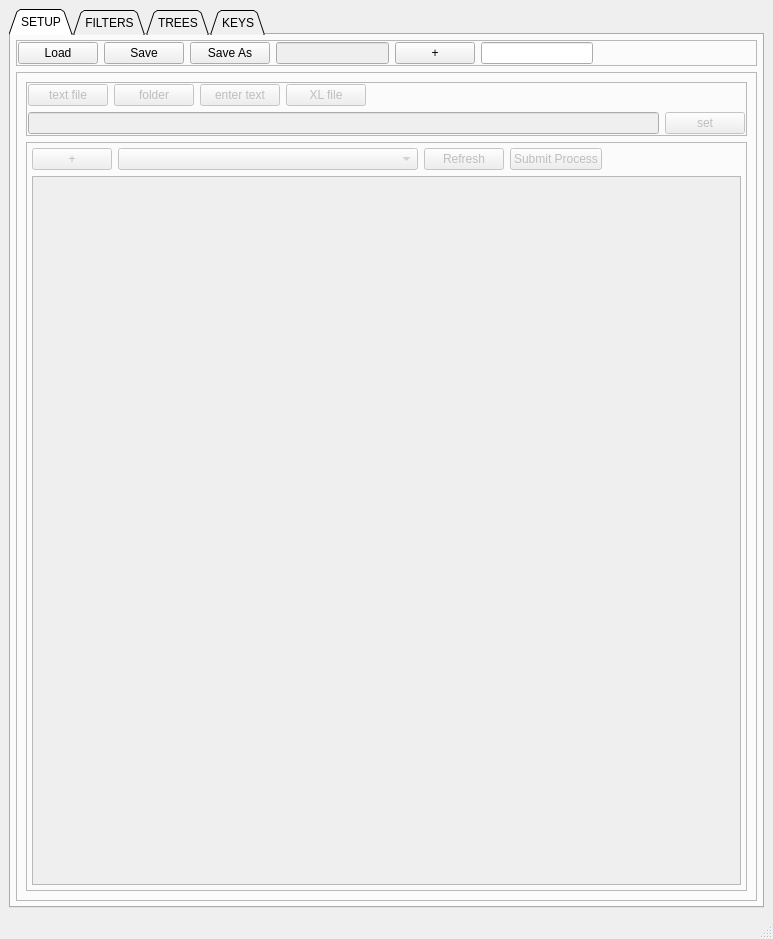
Above: generic_ui/process_mainUI_004.ui from mattwestbrooke/process_02 before the change. Below: the same form after it.
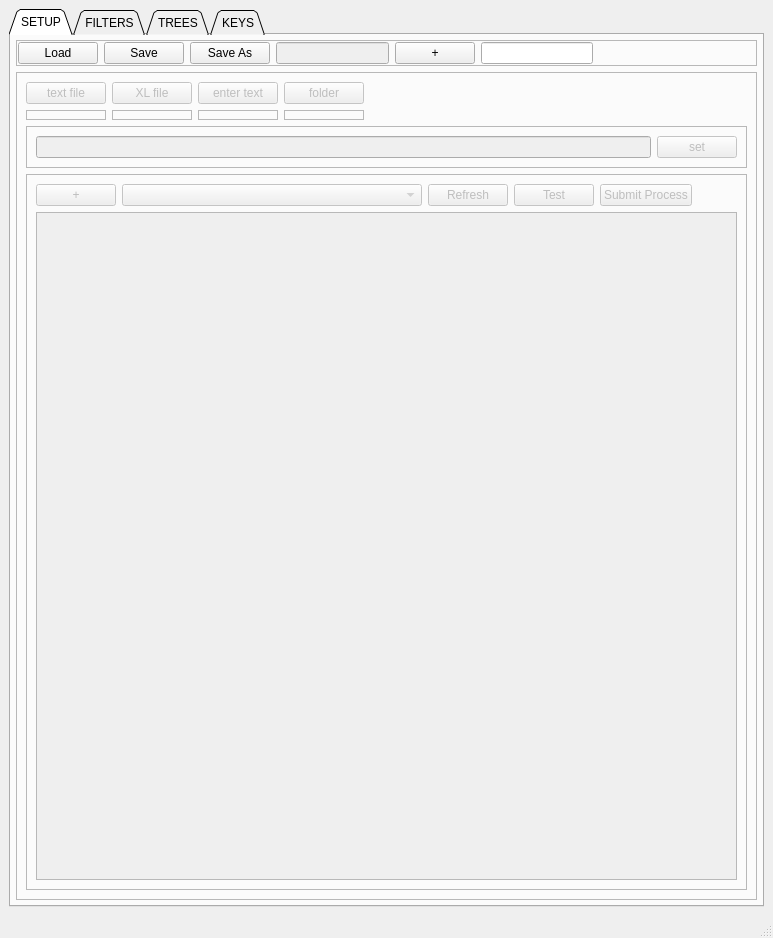
That is the form after the change.

```diff
--- a/generic_ui/process_mainUI_004.ui
+++ b/generic_ui/process_mainUI_004.ui
@@ -7,7 +7,7 @@
     <x>0</x>
     <y>0</y>
     <width>773</width>
-    <height>939</height>
+    <height>938</height>
    </rect>
   </property>
   <property name="windowTitle">
@@ -138,64 +138,179 @@
             <property name="frameShadow">
              <enum>QFrame::Raised</enum>
             </property>
-            <layout class="QVBoxLayout" name="verticalLayout_15">
+            <layout class="QVBoxLayout" name="verticalLayout_19">
              <item>
-              <widget class="QFrame" name="frame_9">
-               <property name="frameShape">
-                <enum>QFrame::StyledPanel</enum>
-               </property>
-               <property name="frameShadow">
-                <enum>QFrame::Raised</enum>
-               </property>
+              <layout class="QHBoxLayout" name="horizontalLayout_30">
+               <item>
                <layout class="QVBoxLayout" name="verticalLayout_8">
-                <property name="margin">
-                 <number>1</number>
-                </property>
-                <item>
-                 <layout class="QHBoxLayout" name="horizontalLayout_10">
                   <item>
                    <widget class="QPushButton" name="text_file_type_b">
+                   <property name="minimumSize">
+                    <size>
+                     <width>50</width>
+                     <height>0</height>
+                    </size>
+                   </property>
                     <property name="text">
                      <string>text file</string>
                     </property>
                    </widget>
                   </item>
                   <item>
-                   <widget class="QPushButton" name="folder_type_b">
-                    <property name="text">
-                     <string>folder</string>
-                    </property>
-                   </widget>
+                  <widget class="QFrame" name="text_file_f">
+                   <property name="minimumSize">
+                    <size>
+                     <width>0</width>
+                     <height>10</height>
+                    </size>
+                   </property>
+                   <property name="frameShape">
+                    <enum>QFrame::StyledPanel</enum>
+                   </property>
+                   <property name="frameShadow">
+                    <enum>QFrame::Raised</enum>
+                   </property>
+                   <layout class="QHBoxLayout" name="horizontalLayout_25">
+                    <property name="margin">
+                     <number>0</number>
+                    </property>
+                   </layout>
+                  </widget>
+                 </item>
+                </layout>
                   </item>
                   <item>
-                   <widget class="QPushButton" name="enter_text_type_b">
-                    <property name="text">
-                     <string>enter text</string>
-                    </property>
-                   </widget>
-                  </item>
+                <layout class="QVBoxLayout" name="verticalLayout_17">
                   <item>
                    <widget class="QPushButton" name="xl_file_type_b">
+                   <property name="minimumSize">
+                    <size>
+                     <width>50</width>
+                     <height>0</height>
+                    </size>
+                   </property>
                     <property name="text">
                      <string>XL file</string>
                     </property>
                    </widget>
                   </item>
                   <item>
+                  <widget class="QFrame" name="xl_f">
+                   <property name="minimumSize">
+                    <size>
+                     <width>0</width>
+                     <height>10</height>
+                    </size>
+                   </property>
+                   <property name="frameShape">
+                    <enum>QFrame::StyledPanel</enum>
+                   </property>
+                   <property name="frameShadow">
+                    <enum>QFrame::Raised</enum>
+                   </property>
+                   <layout class="QHBoxLayout" name="horizontalLayout_10">
+                    <property name="margin">
+                     <number>0</number>
+                    </property>
+                   </layout>
+                  </widget>
+                 </item>
+                </layout>
+               </item>
+               <item>
+                <layout class="QVBoxLayout" name="verticalLayout_16">
+                 <item>
+                  <widget class="QPushButton" name="enter_text_type_b">
+                   <property name="minimumSize">
+                    <size>
+                     <width>50</width>
+                     <height>0</height>
+                    </size>
+                   </property>
+                   <property name="text">
+                    <string>enter text</string>
+                   </property>
+                  </widget>
+                 </item>
+                 <item>
+                  <widget class="QFrame" name="enter_text_f">
+                   <property name="minimumSize">
+                    <size>
+                     <width>0</width>
+                     <height>10</height>
+                    </size>
+                   </property>
+                   <property name="frameShape">
+                    <enum>QFrame::StyledPanel</enum>
+                   </property>
+                   <property name="frameShadow">
+                    <enum>QFrame::Raised</enum>
+                   </property>
+                   <layout class="QHBoxLayout" name="horizontalLayout_27">
+                    <property name="margin">
+                     <number>0</number>
+                    </property>
+                   </layout>
+                  </widget>
+                 </item>
+                </layout>
+               </item>
+               <item>
+                <layout class="QVBoxLayout" name="verticalLayout_15">
+                 <item>
+                  <widget class="QPushButton" name="folder_type_b">
+                   <property name="minimumSize">
+                    <size>
+                     <width>50</width>
+                     <height>0</height>
+                    </size>
+                   </property>
+                   <property name="text">
+                    <string>folder</string>
+                   </property>
+                  </widget>
+                 </item>
+                 <item>
+                  <widget class="QFrame" name="folder_f">
+                   <property name="frameShape">
+                    <enum>QFrame::StyledPanel</enum>
+                   </property>
+                   <property name="frameShadow">
+                    <enum>QFrame::Raised</enum>
+                   </property>
+                   <layout class="QHBoxLayout" name="horizontalLayout_26">
+                    <property name="margin">
+                     <number>0</number>
+                    </property>
+                   </layout>
+                  </widget>
+                 </item>
+                </layout>
+               </item>
+               <item>
                    <spacer name="horizontalSpacer_5">
                     <property name="orientation">
                      <enum>Qt::Horizontal</enum>
                     </property>
                     <property name="sizeHint" stdset="0">
                      <size>
-                      <width>40</width>
-                      <height>20</height>
+                   <width>58</width>
+                   <height>32</height>
                      </size>
                     </property>
                    </spacer>
                   </item>
                  </layout>
                 </item>
+             <item>
+              <widget class="QFrame" name="frame_9">
+               <property name="frameShape">
+                <enum>QFrame::StyledPanel</enum>
+               </property>
+               <property name="frameShadow">
+                <enum>QFrame::Raised</enum>
+               </property>
+               <layout class="QVBoxLayout" name="verticalLayout_18">
                 <item>
                  <layout class="QHBoxLayout" name="horizontalLayout_19">
                   <item>
@@ -222,9 +337,6 @@
                 <enum>QFrame::Raised</enum>
                </property>
                <layout class="QVBoxLayout" name="verticalLayout_14">
-                <property name="margin">
-                 <number>5</number>
-                </property>
                 <item>
                  <layout class="QHBoxLayout" name="horizontalLayout_29">
                   <item>
@@ -264,7 +376,20 @@
                    </widget>
                   </item>
                   <item>
-                   <widget class="QPushButton" name="pushButton_5">
+                   <widget class="QPushButton" name="test_process_b">
+                    <property name="minimumSize">
+                     <size>
+                      <width>60</width>
+                      <height>0</height>
+                     </size>
+                    </property>
+                    <property name="text">
+                     <string>Test</string>
+                    </property>
+                   </widget>
+                  </item>
+                  <item>
+                   <widget class="QPushButton" name="submit_process_b">
                     <property name="text">
                      <string>Submit Process</string>
                     </property>
```
Left out of the diff: 7 changed lines with no effect on the pictures. Lines whose indentation alone changed are shown as unchanged.
